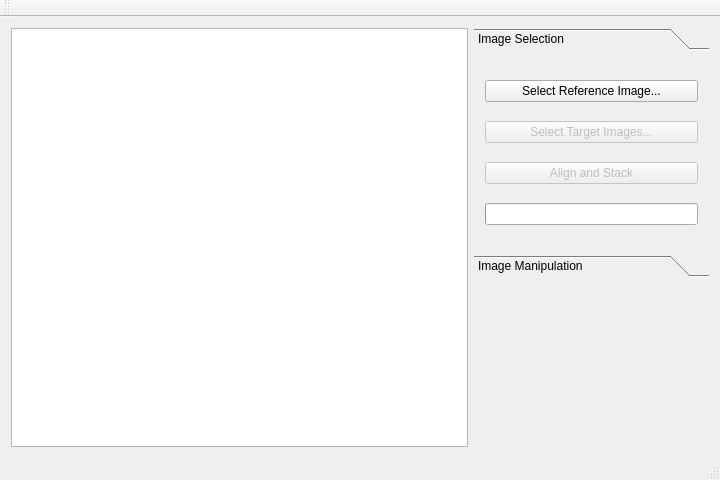
The window that mainwindow.ui (BenJuan26/OpenSkyStacker) describes before a commit, drawn with Qt 5.
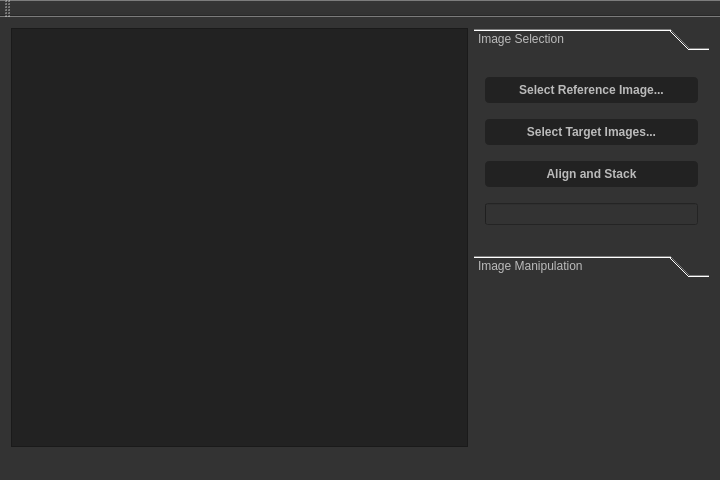
The same window after the commit.

Commit message: dark theme

```diff
--- a/mainwindow.ui
+++ b/mainwindow.ui
@@ -26,6 +26,12 @@
      <verstretch>0</verstretch>
     </sizepolicy>
    </property>
+   <property name="autoFillBackground">
+    <bool>false</bool>
+   </property>
+   <property name="styleSheet">
+    <string notr="true">background-color: #333;</string>
+   </property>
    <layout class="QGridLayout" name="gridLayout">
     <item row="1" column="1">
      <spacer name="verticalSpacer">
@@ -57,6 +63,9 @@
         <height>16777215</height>
        </size>
       </property>
+      <property name="styleSheet">
+       <string notr="true">color: #BBB;</string>
+      </property>
       <property name="currentIndex">
        <number>0</number>
       </property>
@@ -69,7 +78,7 @@
          <x>0</x>
          <y>0</y>
          <width>235</width>
-         <height>141</height>
+         <height>165</height>
         </rect>
        </property>
        <attribute name="label">
@@ -78,6 +87,14 @@
        <layout class="QVBoxLayout" name="verticalLayout_3">
         <item>
          <widget class="QPushButton" name="buttonSelectRefImage">
+          <property name="styleSheet">
+           <string notr="true">background-color: #222;
+    border-width: 2px;
+    border-radius: 4px;
+    border-color: #111;
+    font: bold 12px;
+    padding: 6px;</string>
+          </property>
           <property name="text">
            <string>Select Reference Image...</string>
           </property>
@@ -88,6 +105,14 @@
           <property name="enabled">
            <bool>false</bool>
           </property>
+          <property name="styleSheet">
+           <string notr="true">background-color: #222;
+    border-width: 2px;
+    border-radius: 4px;
+    border-color: #111;
+    font: bold 12px;
+    padding: 6px;</string>
+          </property>
           <property name="text">
            <string>Select Target Images...</string>
           </property>
@@ -98,6 +123,14 @@
           <property name="enabled">
            <bool>false</bool>
           </property>
+          <property name="styleSheet">
+           <string notr="true">background-color: #222;
+    border-width: 2px;
+    border-radius: 4px;
+    border-color: #111;
+    font: bold 12px;
+    padding: 6px;</string>
+          </property>
           <property name="text">
            <string>Align and Stack</string>
           </property>
@@ -177,7 +210,11 @@
      </widget>
     </item>
     <item row="0" column="0" rowspan="2">
-     <widget class="QGraphicsView" name="imageHolder"/>
+     <widget class="QGraphicsView" name="imageHolder">
+      <property name="styleSheet">
+       <string notr="true">background-color: #222;</string>
+      </property>
+     </widget>
     </item>
    </layout>
   </widget>
@@ -192,6 +229,9 @@
    </property>
   </widget>
   <widget class="QToolBar" name="mainToolBar">
+   <property name="styleSheet">
+    <string notr="true">background-color:#333;</string>
+   </property>
    <attribute name="toolBarArea">
     <enum>TopToolBarArea</enum>
    </attribute>
@@ -199,7 +239,11 @@
     <bool>false</bool>
    </attribute>
   </widget>
-  <widget class="QStatusBar" name="statusBar"/>
+  <widget class="QStatusBar" name="statusBar">
+   <property name="styleSheet">
+    <string notr="true">background-color:#333;</string>
+   </property>
+  </widget>
  </widget>
  <layoutdefault spacing="6" margin="11"/>
  <resources/>
```
Left out of the diff: 9 changed lines with no effect on the pictures.
